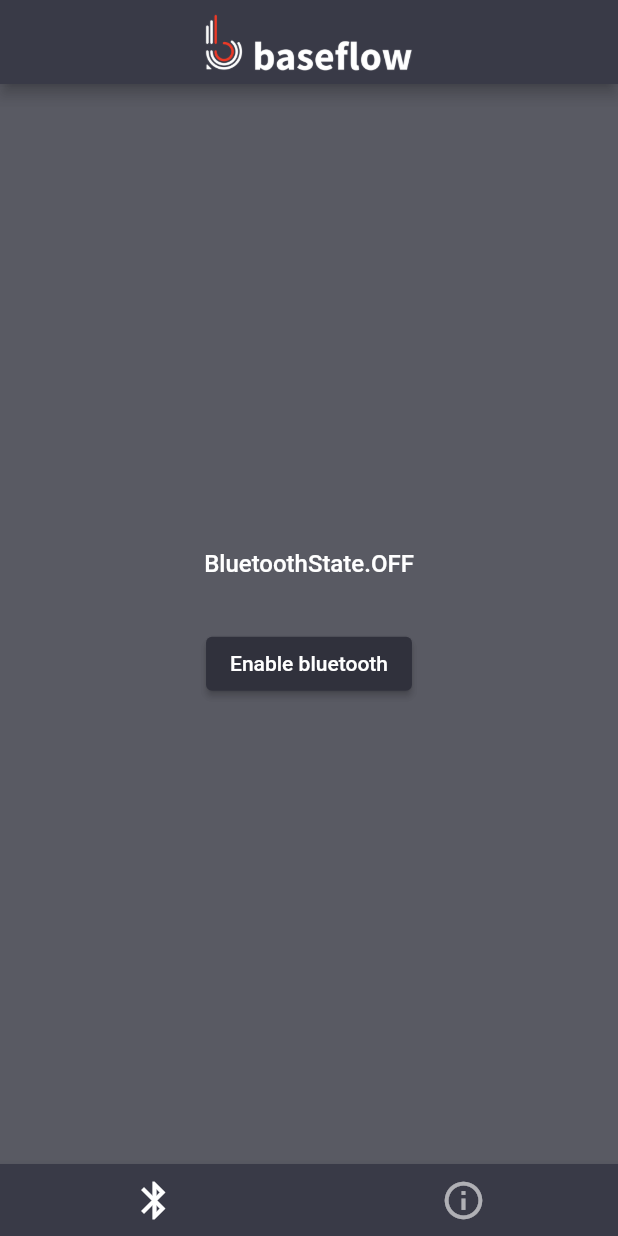
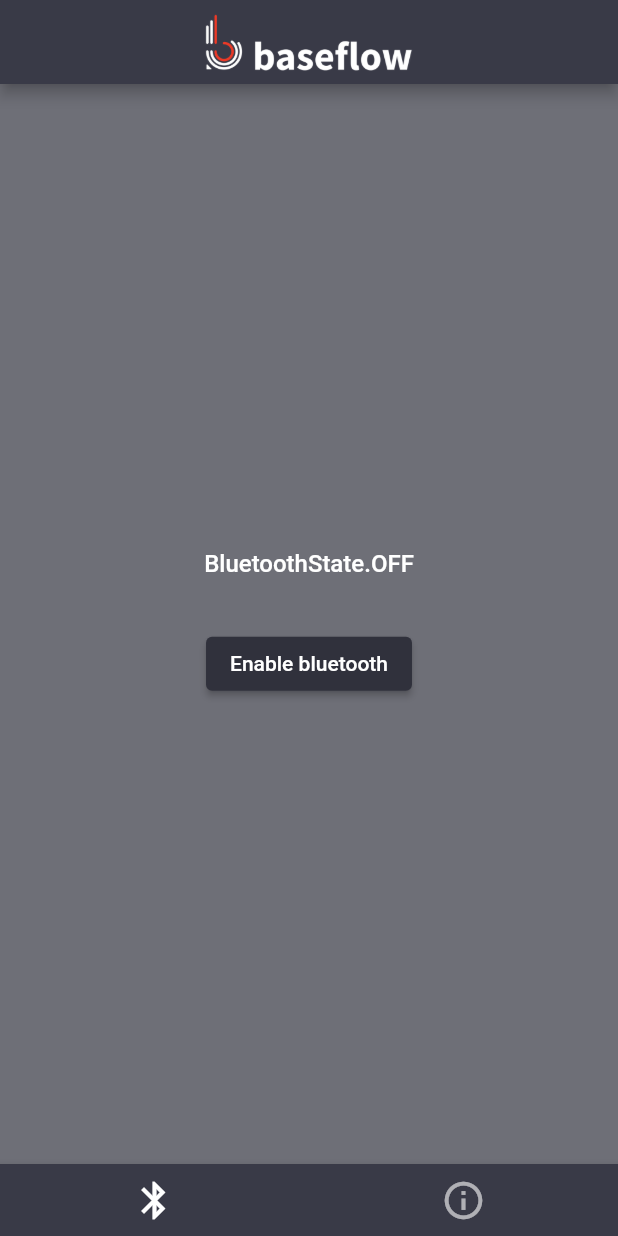
Before and after one commit to Baseflow/service_manager, a Flutter app: the screen it shows after launch, on a phone screen of 412 x 824 dp. Run offline on Flutter 3.47's test engine with Material 2 defaults, Android fonts, the phone set to English and light mode, and no system bars; our stand-ins replace plugin_platform_interface.

Commit message:
update dart and flutter sdk constraints

```diff
--- a/service_manager/example/lib/main.dart
+++ b/service_manager/example/lib/main.dart
@@ -1,5 +1,4 @@
 import 'package:flutter/material.dart';
-import 'package:flutter/widgets.dart';
 import 'package:service_manager_example/template/globals.dart';
 
 void main() {
@@ -15,7 +14,6 @@ class BaseflowPluginExample extends StatelessWidget {
     return MaterialApp(
       title: 'Baseflow ${Globals.pluginName}',
       theme: ThemeData(
-        accentColor: Colors.white60,
         backgroundColor: const Color.fromRGBO(48, 49, 60, 0.8),
         buttonTheme: ButtonThemeData(
           buttonColor: themeMaterialColor.shade500,
@@ -25,7 +23,6 @@ class BaseflowPluginExample extends StatelessWidget {
         ),
         bottomAppBarColor: const Color.fromRGBO(57, 58, 71, 1),
         hintColor: themeMaterialColor.shade500,
-        primarySwatch: createMaterialColor(const Color.fromRGBO(48, 49, 60, 1)),
         textTheme: TextTheme(
           bodyText1: TextStyle(
             color: Colors.white,
@@ -48,6 +45,10 @@ class BaseflowPluginExample extends StatelessWidget {
           fillColor: const Color.fromRGBO(37, 37, 37, 1),
           filled: true,
         ),
+        colorScheme: ColorScheme.fromSwatch(
+                primarySwatch:
+                    createMaterialColor(const Color.fromRGBO(48, 49, 60, 1)))
+            .copyWith(secondary: Colors.white60),
       ),
       home: MyHomePage(title: 'Baseflow ${Globals.pluginName} example app'),
     );
@@ -70,12 +71,12 @@ class BaseflowPluginExample extends StatelessWidget {
         1,
       );
     });
-    return MaterialColor(color.value, swatch);
+    return MaterialColor(color.value, swatch.cast<int, Color>());
   }
 }
 
 class MyHomePage extends StatefulWidget {
-  MyHomePage({Key key, this.title}) : super(key: key);
+  MyHomePage({Key? key, required this.title}) : super(key: key);
 
   final String title;
 
--- a/service_manager/example/pubspec.yaml
+++ b/service_manager/example/pubspec.yaml
@@ -6,7 +6,8 @@ description: Demonstrates how to use the service_manager plugin.
 publish_to: 'none' # Remove this line if you wish to publish to pub.dev
 
 environment:
-  sdk: ">=2.7.0 <3.0.0"
+  sdk: ">=2.18.0 <3.0.0"
+  flutter: ">=3.0.0"
 
 dependencies:
   flutter:
--- a/service_manager/pubspec.yaml
+++ b/service_manager/pubspec.yaml
@@ -1,11 +1,11 @@
 name: service_manager
 description: A Flutter plugin to manage the state of platform specific services (e.g. Bluetooth services).
-version: 0.1.0
+version: 0.2.0
 publish_to: none
 
 environment:
-  sdk: '>=2.12.0 <3.0.0'
-  flutter: ">=1.10.0"
+  sdk: '>=2.18.0 <3.0.0'
+  flutter: ">=3.0.0"
 
 dependencies:
   flutter:
```
